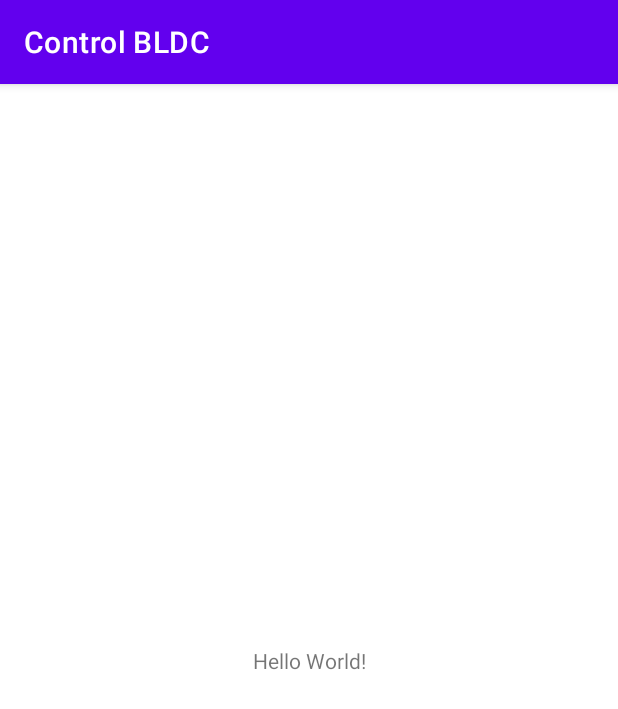
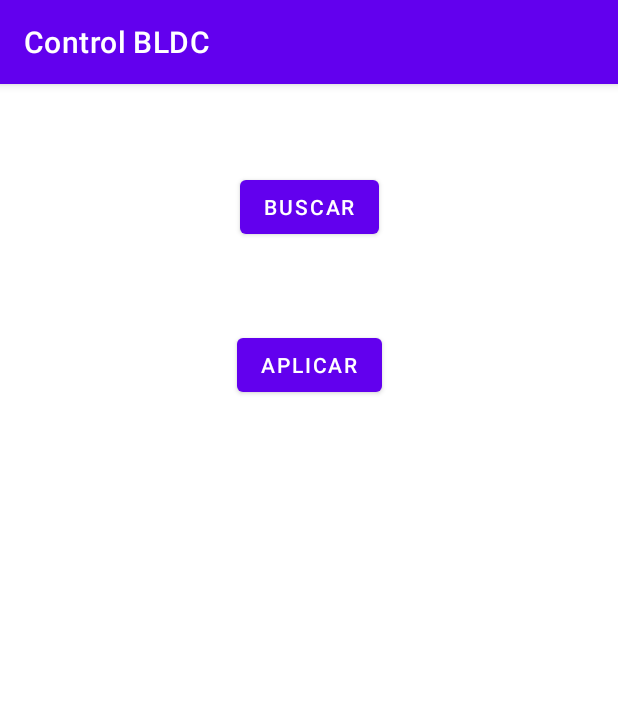
Before and after one commit to Darodbas/Control_BLDC, an Android app: the screen it shows after launch (MainActivity), on a phone screen of 412 x 824 dp. Shown: the top 709 px of the screen. Run offline under Robolectric (Android 15) with nearby library versions, the phone set to English and light mode, and no system bars.

Commit message:
Primera prueba (activa BT y lista dispositivos emparejados)

```diff
--- a/app/src/main/AndroidManifest.xml
+++ b/app/src/main/AndroidManifest.xml
@@ -4,6 +4,11 @@
 
     <uses-permission android:name="android.permission.BLUETOOTH" />
     <uses-permission android:name="android.permission.BLUETOOTH_ADMIN" />
+
+    <uses-feature android:name="android.hardware.bluetooth_le" android:required="true"/>
+
+    <uses-permission android:name="android.permission.BLUETOOTH_CONNECT" />
+    <uses-permission android:name="android.permission.BLUETOOTH_CONNECT" />
 
     <application
         android:allowBackup="true"
--- a/app/src/main/java/com/example/controlbldc/MainActivity.java
+++ b/app/src/main/java/com/example/controlbldc/MainActivity.java
@@ -1,23 +1,118 @@
 package com.example.controlbldc;
 
 import androidx.appcompat.app.AppCompatActivity;
+import androidx.fragment.app.FragmentActivity;
 
+import android.annotation.SuppressLint;
+import android.app.Activity;
 import android.bluetooth.BluetoothAdapter;
+import android.bluetooth.BluetoothDevice;
+import android.bluetooth.BluetoothManager;
+import android.content.Context;
+import android.content.Intent;
+import android.content.pm.PackageManager;
 import android.os.Bundle;
+import android.view.View;
+import android.widget.Button;
+import android.widget.TextView;
+import android.widget.Toast;
+
+import java.util.Set;
 
 public class MainActivity extends AppCompatActivity {
+
+
+    protected int REQUEST_ENABLE_BT=1;
+    protected  int numDisp=0;
+    protected String dispositivos="";
+
+    protected Button btBoton,btBuscar;
+    protected TextView tvMensaje,tvDisp;
+    Intent enableBtIntent; // intent para activar bluetooth
+
+    protected Set<BluetoothDevice> pairedDevices;
+
+    private BluetoothAdapter bluetoothAdapter = null;
+
+
+
+    protected void onActivityResult (int requestCode, int resultCode, Intent data) {
+        super.onActivityResult(requestCode, resultCode, data);
+
+        switch (requestCode) {
+
+            case 1:
+                if (resultCode == RESULT_OK) {
+                    //bluetooth permitido
+                    tvMensaje.setText("Bluetooth activado");
+                } else if(resultCode == RESULT_CANCELED) {
+                    //bluetooth no permitido
+                    tvMensaje.setText("Bluetooth sigue inactivo");
+                    }
+
+                }
+        }
+
 
     @Override
     protected void onCreate(Bundle savedInstanceState) {
         super.onCreate(savedInstanceState);
         setContentView(R.layout.activity_main);
 
-        BluetoothAdapter bluetoothAdapter;
+        btBoton = findViewById(R.id.btBoton);
+        tvMensaje = findViewById(R.id.tvMensaje);
+        btBuscar = findViewById(R.id.btBuscar);
+        tvDisp = findViewById(R.id.tvDisp);
+
         bluetoothAdapter = BluetoothAdapter.getDefaultAdapter();
+
+
+
         if (bluetoothAdapter == null) {
-            // Device doesn't support Bluetooth
+            // No soporta bluetooth
+            tvMensaje.setText("Bluetooth no soprtado");
         }
 
+        if (!getPackageManager().hasSystemFeature(PackageManager.FEATURE_BLUETOOTH_LE)) {
+            //No soporta BLE
+            Toast.makeText(this, "R.string.ble_not_supported", Toast.LENGTH_SHORT).show();
+        }
+
+        btBoton.setOnClickListener(new View.OnClickListener() {
+            @Override
+            public void onClick(View view) {
+
+                if (bluetoothAdapter == null || !bluetoothAdapter.isEnabled()) {
+                    enableBtIntent = new Intent(BluetoothAdapter.ACTION_REQUEST_ENABLE);
+                    startActivityForResult(enableBtIntent, REQUEST_ENABLE_BT);
+                }else{
+                    tvMensaje.setText("Bluetooth activo");
+                }
+            }
+        });
+
+        btBuscar.setOnClickListener(new View.OnClickListener() {
+            @SuppressLint("MissingPermission")
+            @Override
+            public void onClick(View view) {
+
+               pairedDevices = bluetoothAdapter.getBondedDevices();
+               numDisp=0;
+                dispositivos="";
+
+                if (pairedDevices.size() > 0) {
+                    // There are paired devices. Get the name and address of each paired device.
+                    for (BluetoothDevice device : pairedDevices) {
+                         String deviceName = device.getName();
+                        dispositivos = dispositivos +",   "+ deviceName;
+                        String deviceHardwareAddress = device.getAddress(); // MAC address
+                        numDisp++;
+
+                        tvDisp.setText("Dispositivos Emparejados:   "+dispositivos);
+                    }
+                }
+            }
+        });
 
     }
 }
--- a/app/src/main/res/layout/activity_main.xml
+++ b/app/src/main/res/layout/activity_main.xml
@@ -7,12 +7,41 @@
     tools:context=".MainActivity">
 
     <TextView
+        android:id="@+id/tvMensaje"
         android:layout_width="wrap_content"
         android:layout_height="wrap_content"
-        android:text="Hello World!"
         app:layout_constraintBottom_toBottomOf="parent"
         app:layout_constraintLeft_toLeftOf="parent"
         app:layout_constraintRight_toRightOf="parent"
         app:layout_constraintTop_toTopOf="parent" />
 
+    <Button
+        android:id="@+id/btBoton"
+        android:layout_width="wrap_content"
+        android:layout_height="wrap_content"
+        android:text="Aplicar"
+        app:layout_constraintBottom_toTopOf="@+id/tvMensaje"
+        app:layout_constraintEnd_toEndOf="parent"
+        app:layout_constraintStart_toStartOf="parent"
+        app:layout_constraintTop_toTopOf="parent" />
+
+    <Button
+        android:id="@+id/btBuscar"
+        android:layout_width="wrap_content"
+        android:layout_height="wrap_content"
+        android:text="Buscar"
+        app:layout_constraintBottom_toTopOf="@+id/btBoton"
+        app:layout_constraintEnd_toEndOf="parent"
+        app:layout_constraintStart_toStartOf="parent"
+        app:layout_constraintTop_toTopOf="parent" />
+
+    <TextView
+        android:id="@+id/tvDisp"
+        android:layout_width="wrap_content"
+        android:layout_height="wrap_content"
+        app:layout_constraintBottom_toBottomOf="parent"
+        app:layout_constraintEnd_toEndOf="parent"
+        app:layout_constraintStart_toStartOf="parent"
+        app:layout_constraintTop_toBottomOf="@+id/tvMensaje" />
+
 </androidx.constraintlayout.widget.ConstraintLayout>
```
